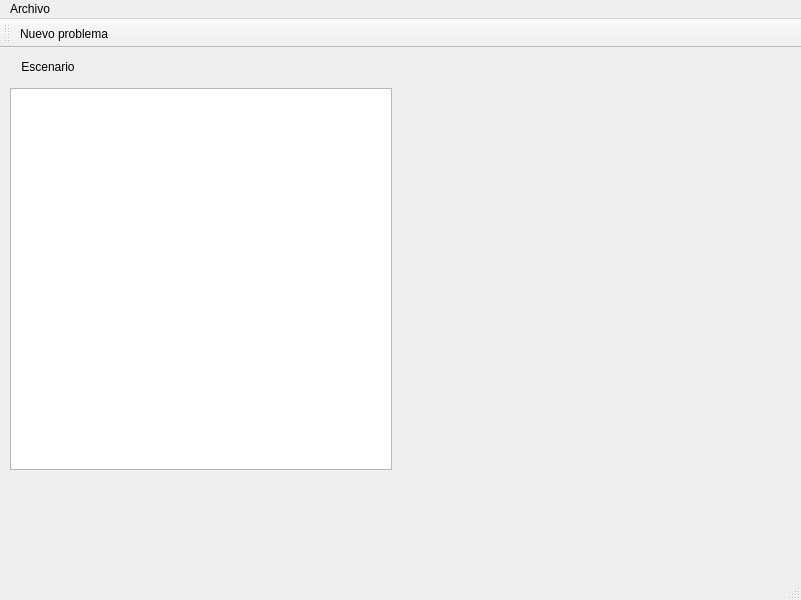
Before: the Qt Designer form src/gui/MainWindow.ui in hspitia/Optimization, drawn with Qt 5.
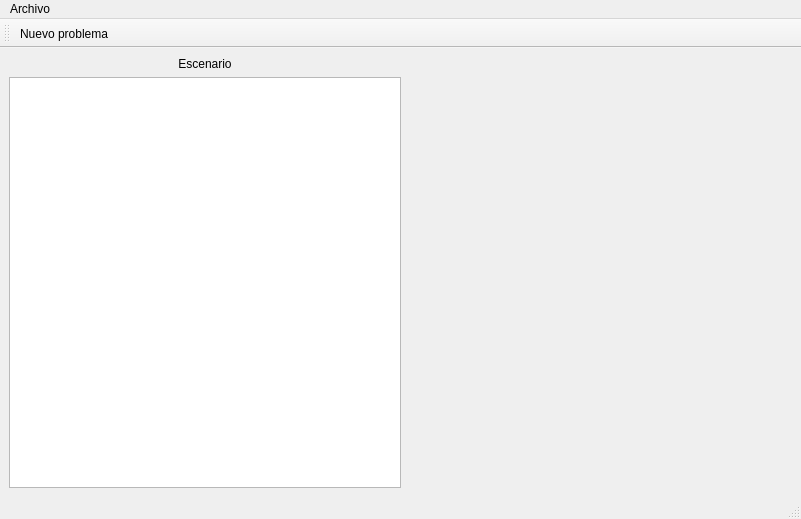
After: the same form once the commit is applied. Icons and pictures are not drawn.

Commit message: Escenario finalizado

Diff of the .ui file:
```diff
--- a/src/gui/MainWindow.ui
+++ b/src/gui/MainWindow.ui
@@ -7,22 +7,31 @@
     <x>0</x>
     <y>0</y>
     <width>801</width>
-    <height>600</height>
+    <height>519</height>
    </rect>
   </property>
   <property name="windowTitle">
    <string>MainWindow</string>
   </property>
   <widget class="QWidget" name="centralwidget">
+   <layout class="QGridLayout" name="gridLayout_2">
+    <item row="0" column="0">
+     <layout class="QVBoxLayout" name="verticalLayout">
+      <item>
+       <widget class="QLabel" name="label">
+        <property name="styleSheet">
+         <string notr="true">font: 12pt &quot;Sans Serif&quot;;</string>
+        </property>
+        <property name="text">
+         <string>Escenario</string>
+        </property>
+        <property name="alignment">
+         <set>Qt::AlignCenter</set>
+        </property>
+       </widget>
+      </item>
+      <item>
    <widget class="QScrollArea" name="scrollArea">
-    <property name="geometry">
-     <rect>
-      <x>10</x>
-      <y>40</y>
-      <width>382</width>
-      <height>382</height>
-     </rect>
-    </property>
     <property name="widgetResizable">
      <bool>true</bool>
     </property>
@@ -31,8 +40,8 @@
       <rect>
        <x>0</x>
        <y>0</y>
-       <width>380</width>
-       <height>380</height>
+           <width>385</width>
+           <height>383</height>
       </rect>
      </property>
      <layout class="QGridLayout" name="gridLayout">
@@ -55,25 +64,23 @@
      </layout>
     </widget>
    </widget>
-   <widget class="QLabel" name="label">
-    <property name="geometry">
-     <rect>
-      <x>9</x>
-      <y>9</y>
-      <width>78</width>
+      </item>
+     </layout>
+    </item>
+    <item row="0" column="1">
+     <spacer name="horizontalSpacer">
+      <property name="orientation">
+       <enum>Qt::Horizontal</enum>
+      </property>
+      <property name="sizeHint" stdset="0">
+       <size>
+        <width>40</width>
       <height>20</height>
-     </rect>
-    </property>
-    <property name="styleSheet">
-     <string notr="true">font: 12pt &quot;Sans Serif&quot;;</string>
-    </property>
-    <property name="text">
-     <string>Escenario</string>
-    </property>
-    <property name="alignment">
-     <set>Qt::AlignCenter</set>
-    </property>
-   </widget>
+       </size>
+      </property>
+     </spacer>
+    </item>
+   </layout>
   </widget>
   <widget class="QMenuBar" name="menubar">
    <property name="geometry">
```
Lines whose indentation alone changed are shown as unchanged. The commit also changes 11 other files.
